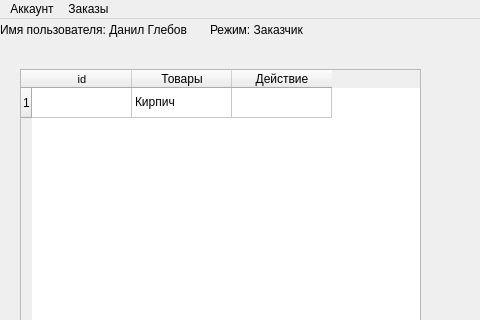
Before: the Qt Designer form mainwindow.ui in diduk228/Orders, drawn with Qt 5; both pictures show x 0 to 480 and y 0 to 320 of the 1051 by 770 pixel window.
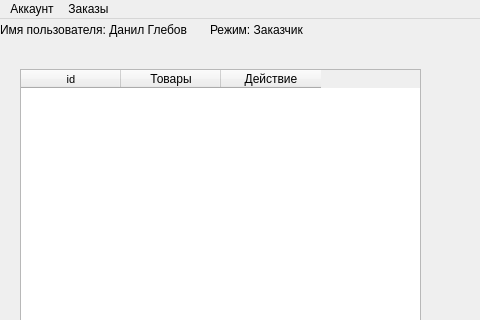
After: the same form once the commit is applied. Icons and pictures are not drawn.

Commit message: Поменял методы сохранения настроек, теперь стало всё более гибкое, теперь сохраняется таблица в корзине

Diff of the .ui file:
```diff
--- a/mainwindow.ui
+++ b/mainwindow.ui
@@ -100,11 +100,6 @@
       <height>401</height>
      </rect>
     </property>
-    <row>
-     <property name="text">
-      <string>1</string>
-     </property>
-    </row>
     <column>
      <property name="text">
       <string>id</string>
@@ -125,26 +120,6 @@
       <string>Действие</string>
      </property>
     </column>
-    <item row="0" column="0">
-     <property name="text">
-      <string/>
-     </property>
-     <property name="font">
-      <font>
-       <pointsize>4</pointsize>
-      </font>
-     </property>
-    </item>
-    <item row="0" column="1">
-     <property name="text">
-      <string>Кирпич</string>
-     </property>
-    </item>
-    <item row="0" column="2">
-     <property name="text">
-      <string/>
-     </property>
-    </item>
    </widget>
    <widget class="QLabel" name="label_5">
     <property name="geometry">
```
The commit also changes 2 other files.
